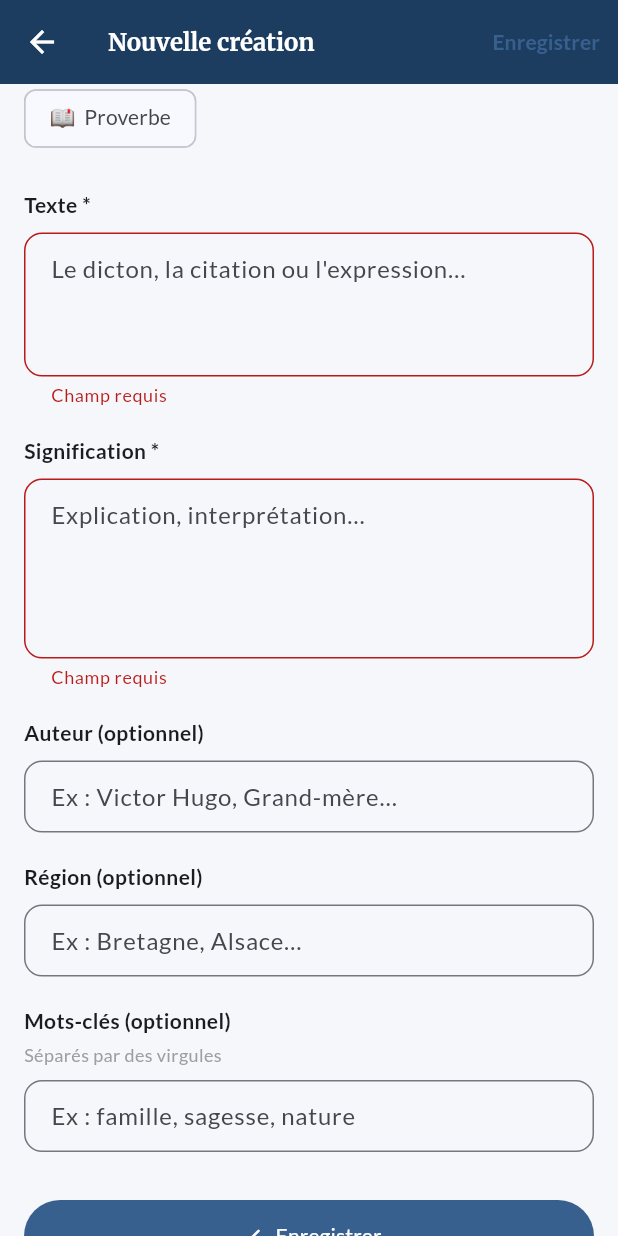
After one commit to stephaneG-frep/dictons_de_france, a Flutter app: the CreateEntryScreen screen opened directly, scrolled down 93 dp, after a tap on "Enregistrer", on a phone screen of 412 x 824 dp. The commit adds this screen. Run offline on Flutter 3.47's test engine with Material 3 defaults, Android fonts, the phone set to English and light mode, and no system bars; our stand-ins replace flutter_local_notifications, google_fonts, share_plus, shared_preferences, timezone; missing offline and left inert: home_widget; accounts and stored records are empty.

Commit message:
nos propres  citations

```diff
--- a/lib/main.dart
+++ b/lib/main.dart
@@ -7,6 +7,7 @@
 import 'package:flutter/material.dart';
 import 'package:google_fonts/google_fonts.dart';
 import 'screens/home_screen.dart';
+import 'services/custom_entries_service.dart';
 import 'services/favorites_service.dart';
 import 'services/theme_service.dart';
 import 'services/notification_service.dart';
@@ -17,6 +18,7 @@ void main() async {
   // Chargement en parallèle des services persistants
   await Future.wait([
     FavoritesService().load(),
+    CustomEntriesService().load(),
     ThemeService().load(),
     NotificationService.initialize(),
   ]);
--- /dev/null
+++ b/lib/screens/create_entry_screen.dart
@@ -0,0 +1,187 @@
+import 'package:flutter/material.dart';
+import 'package:google_fonts/google_fonts.dart';
+
+import '../models/entry.dart';
+import '../services/custom_entries_service.dart';
+
+class CreateEntryScreen extends StatefulWidget {
+  const CreateEntryScreen({super.key});
+
+  @override
+  State<CreateEntryScreen> createState() => _CreateEntryScreenState();
+}
+
+class _CreateEntryScreenState extends State<CreateEntryScreen> {
+  final _formKey = GlobalKey<FormState>();
+
+  Category _category = Category.dicton;
+  final _textController = TextEditingController();
+  final _meaningController = TextEditingController();
+  final _authorController = TextEditingController();
+  final _regionController = TextEditingController();
+  final _tagsController = TextEditingController();
+
+  @override
+  void dispose() {
+    _textController.dispose();
+    _meaningController.dispose();
+    _authorController.dispose();
+    _regionController.dispose();
+    _tagsController.dispose();
+    super.dispose();
+  }
+
+  Future<void> _save() async {
+    if (!_formKey.currentState!.validate()) return;
+
+    final tags = _tagsController.text
+        .split(',')
+        .map((t) => t.trim())
+        .where((t) => t.isNotEmpty)
+        .toList();
+
+    final entry = Entry(
+      id: CustomEntriesService().nextId,
+      category: _category,
+      text: _textController.text.trim(),
+      meaning: _meaningController.text.trim(),
+      author: _authorController.text.trim().isEmpty ? null : _authorController.text.trim(),
+      region: _regionController.text.trim().isEmpty ? null : _regionController.text.trim(),
+      tags: tags,
+    );
+
+    await CustomEntriesService().add(entry);
+    if (!mounted) return;
+    Navigator.pop(context);
+  }
+
+  @override
+  Widget build(BuildContext context) {
+    final colors = Theme.of(context).colorScheme;
+
+    return Scaffold(
+      appBar: AppBar(
+        title: Text(
+          'Nouvelle création',
+          style: GoogleFonts.merriweather(fontSize: 16, fontWeight: FontWeight.w700),
+        ),
+        actions: [
+          TextButton(
+            onPressed: _save,
+            child: Text(
+              'Enregistrer',
+              style: TextStyle(
+                color: colors.primary,
+                fontWeight: FontWeight.w700,
+              ),
+            ),
+          ),
+        ],
+      ),
+      body: Form(
+        key: _formKey,
+        child: ListView(
+          padding: const EdgeInsets.all(16),
+          children: [
+            // Catégorie
+            Text('Catégorie', style: _labelStyle(context)),
+            const SizedBox(height: 8),
+            Wrap(
+              spacing: 8,
+              children: Category.values.map((cat) {
+                final selected = _category == cat;
+                return ChoiceChip(
+                  label: Text('${cat.emoji}  ${cat.displayName}'),
+                  selected: selected,
+                  onSelected: (_) => setState(() => _category = cat),
+                  selectedColor: Color(cat.colorValue).withValues(alpha: 0.2),
+                  checkmarkColor: Color(cat.colorValue),
+                  labelStyle: TextStyle(
+                    fontWeight: selected ? FontWeight.w700 : FontWeight.normal,
+                    color: selected ? Color(cat.colorValue) : null,
+                  ),
+                );
+              }).toList(),
+            ),
+            const SizedBox(height: 24),
+
+            // Texte principal
+            Text('Texte *', style: _labelStyle(context)),
+            const SizedBox(height: 8),
+            TextFormField(
+              controller: _textController,
+              maxLines: 3,
+              decoration: _inputDeco(context, 'Le dicton, la citation ou l\'expression…'),
+              validator: (v) => (v == null || v.trim().isEmpty) ? 'Champ requis' : null,
+            ),
+            const SizedBox(height: 20),
+
+            // Signification
+            Text('Signification *', style: _labelStyle(context)),
+            const SizedBox(height: 8),
+            TextFormField(
+              controller: _meaningController,
+              maxLines: 4,
+              decoration: _inputDeco(context, 'Explication, interprétation…'),
+              validator: (v) => (v == null || v.trim().isEmpty) ? 'Champ requis' : null,
+            ),
+            const SizedBox(height: 20),
+
+            // Auteur (optionnel)
+            Text('Auteur (optionnel)', style: _labelStyle(context)),
+            const SizedBox(height: 8),
+            TextFormField(
+              controller: _authorController,
+              decoration: _inputDeco(context, 'Ex : Victor Hugo, Grand-mère…'),
+            ),
+            const SizedBox(height: 20),
+
+            // Région (optionnel)
+            Text('Région (optionnel)', style: _labelStyle(context)),
+            const SizedBox(height: 8),
+            TextFormField(
+              controller: _regionController,
+              decoration: _inputDeco(context, 'Ex : Bretagne, Alsace…'),
+            ),
+            const SizedBox(height: 20),
+
+            // Tags
+            Text('Mots-clés (optionnel)', style: _labelStyle(context)),
+            const SizedBox(height: 4),
+            Text(
+              'Séparés par des virgules',
+              style: TextStyle(fontSize: 12, color: Colors.grey.shade500),
+            ),
+            const SizedBox(height: 8),
+            TextFormField(
+              controller: _tagsController,
+              decoration: _inputDeco(context, 'Ex : famille, sagesse, nature'),
+            ),
+            const SizedBox(height: 32),
+
+            FilledButton.icon(
+              onPressed: _save,
+              icon: const Icon(Icons.check_rounded),
+              label: const Text('Enregistrer'),
+              style: FilledButton.styleFrom(
+                padding: const EdgeInsets.symmetric(vertical: 14),
+              ),
+            ),
+          ],
+        ),
+      ),
+    );
+  }
+
+  TextStyle _labelStyle(BuildContext context) => TextStyle(
+    fontWeight: FontWeight.w600,
+    fontSize: 14,
+    color: Theme.of(context).colorScheme.onSurface,
+  );
+
+  InputDecoration _inputDeco(BuildContext context, String hint) => InputDecoration(
+    hintText: hint,
+    border: OutlineInputBorder(borderRadius: BorderRadius.circular(12)),
+    contentPadding: const EdgeInsets.symmetric(horizontal: 14, vertical: 12),
+  );
+}
--- /dev/null
+++ b/lib/services/custom_entries_service.dart
@@ -0,0 +1,72 @@
+import 'dart:convert';
+import 'dart:math';
+
+import 'package:flutter/material.dart';
+import 'package:shared_preferences/shared_preferences.dart';
+
+import '../models/entry.dart';
+
+class CustomEntriesService extends ChangeNotifier {
+  static final CustomEntriesService _instance = CustomEntriesService._internal();
+  factory CustomEntriesService() => _instance;
+  CustomEntriesService._internal();
+
+  static const String _key = 'custom_entries';
+  List<Entry> _entries = [];
+
+  List<Entry> get entries => List.unmodifiable(_entries);
+
+  Future<void> load() async {
+    final prefs = await SharedPreferences.getInstance();
+    final stored = prefs.getString(_key);
+    if (stored != null) {
+      final list = jsonDecode(stored) as List;
+      _entries = list.map((e) => _fromJson(e as Map<String, dynamic>)).toList();
+    }
+    notifyListeners();
+  }
+
+  Future<void> add(Entry entry) async {
+    _entries.insert(0, entry);
+    await _save();
+    notifyListeners();
+  }
+
+  Future<void> delete(int id) async {
+    _entries.removeWhere((e) => e.id == id);
+    await _save();
+    notifyListeners();
+  }
+
+  int get nextId {
+    if (_entries.isEmpty) return -1;
+    return _entries.map((e) => e.id).reduce(min) - 1;
+  }
+
+  Future<void> _save() async {
+    final prefs = await SharedPreferences.getInstance();
+    await prefs.setString(_key, jsonEncode(_entries.map(_toJson).toList()));
+  }
+
+  Map<String, dynamic> _toJson(Entry e) => {
+    'id': e.id,
+    'category': e.category.name,
+    'text': e.text,
+    'meaning': e.meaning,
+    'origin': e.origin,
+    'region': e.region,
+    'author': e.author,
+    'tags': e.tags,
+  };
+
+  Entry _fromJson(Map<String, dynamic> json) => Entry(
+    id: json['id'] as int,
+    category: Category.values.firstWhere((c) => c.name == json['category']),
+    text: json['text'] as String,
+    meaning: json['meaning'] as String,
+    origin: json['origin'] as String?,
+    region: json['region'] as String?,
+    author: json['author'] as String?,
+    tags: List<String>.from(json['tags'] as List),
+  );
+}
```
Also changed, not shown: lib/screens/home_screen.dart (+70 -2 lines).
